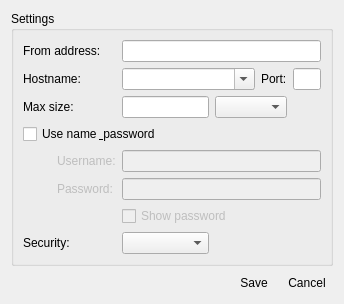
This is src/ui/kurir_accounts.ui in jamshu/kurir as Qt 5 draws it before an edit. The edited form follows.
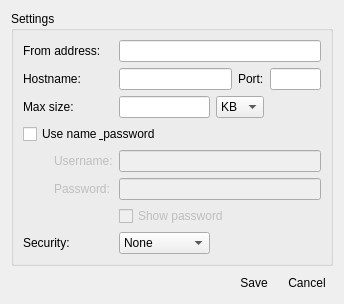
This is the edited form. Icons and pictures are not drawn.

What changed in the file:
```diff
--- a/src/ui/kurir_accounts.ui
+++ b/src/ui/kurir_accounts.ui
@@ -156,8 +156,8 @@
               </property>
              </widget>
             </item>
-            <item row="0" column="2" colspan="6">
-             <widget class="QLineEdit" name="lineEditFromAddress">
+            <item row="0" column="2" colspan="5">
+             <widget class="QLineEdit" name="from_address">
               <property name="toolTip">
                <string>From address</string>
               </property>
@@ -202,8 +202,8 @@
               </property>
              </widget>
             </item>
-            <item row="1" column="7">
-             <widget class="QLineEdit" name="lineEditPort">
+            <item row="1" column="6">
+             <widget class="QLineEdit" name="port">
               <property name="toolTip">
                <string>Port number</string>
               </property>
@@ -234,8 +234,8 @@
               </property>
              </widget>
             </item>
-            <item row="7" column="2" colspan="6">
-             <widget class="QLineEdit" name="lineEditPassword">
+            <item row="7" column="2" colspan="5">
+             <widget class="QLineEdit" name="password">
               <property name="enabled">
                <bool>false</bool>
               </property>
@@ -251,7 +251,18 @@
              </widget>
             </item>
             <item row="9" column="2" colspan="2">
-             <widget class="QComboBox" name="comboBoxConnection"/>
+             <widget class="QComboBox" name="security">
+              <item>
+               <property name="text">
+                <string>None</string>
+               </property>
+              </item>
+              <item>
+               <property name="text">
+                <string>STARTTLS</string>
+               </property>
+              </item>
+             </widget>
             </item>
             <item row="5" column="0" colspan="3">
              <widget class="QCheckBox" name="checkBoxUsernamePw">
@@ -299,14 +310,14 @@
               </property>
              </widget>
             </item>
-            <item row="6" column="2" colspan="6">
-             <widget class="QLineEdit" name="lineEditUsername">
+            <item row="6" column="2" colspan="5">
+             <widget class="QLineEdit" name="username">
               <property name="enabled">
                <bool>false</bool>
               </property>
              </widget>
             </item>
-            <item row="1" column="6">
+            <item row="1" column="5">
              <widget class="QLabel" name="label_7">
               <property name="text">
                <string>Port:</string>
@@ -316,10 +327,21 @@
               </property>
              </widget>
             </item>
-            <item row="3" column="4" colspan="3">
-             <widget class="QComboBox" name="comboBoxMaxSizeType"/>
+            <item row="3" column="4" colspan="2">
+             <widget class="QComboBox" name="max_size_type">
+              <item>
+               <property name="text">
+                <string>KB</string>
+               </property>
+              </item>
+              <item>
+               <property name="text">
+                <string>MB</string>
+               </property>
+              </item>
+             </widget>
             </item>
-            <item row="3" column="7">
+            <item row="3" column="6">
              <spacer name="horizontalSpacer_4">
               <property name="orientation">
                <enum>Qt::Horizontal</enum>
@@ -342,15 +364,8 @@
               </property>
              </widget>
             </item>
-            <item row="1" column="2" colspan="4">
-             <widget class="QComboBox" name="comboBoxHostname">
-              <property name="editable">
-               <bool>true</bool>
-              </property>
-              <property name="currentIndex">
-               <number>-1</number>
-              </property>
-             </widget>
+            <item row="1" column="2" colspan="3">
+             <widget class="QLineEdit" name="host_name"/>
             </item>
            </layout>
           </item>
```
Left out of the diff: 32 changed lines with no effect on the pictures.
